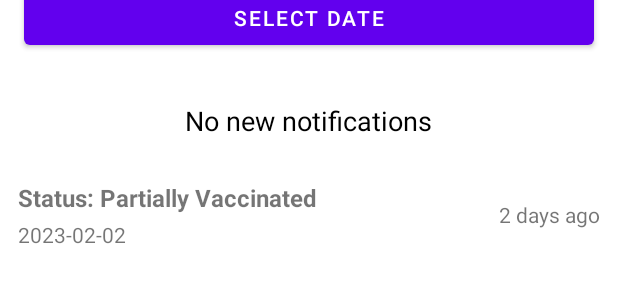
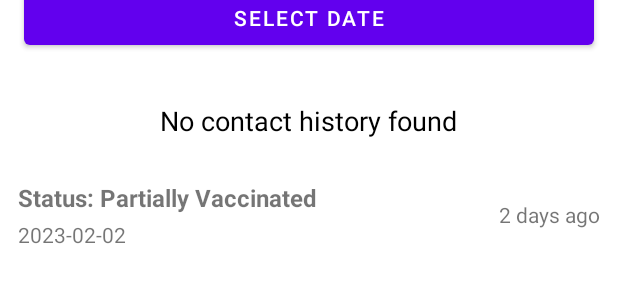
Before and after one commit to iamvinitk/covid-alert-android, an Android app: the layout fragment_home.xml on its own in the app's theme, with its tools: preview values and no code run, on a phone screen of 412 x 824 dp. Shown: the part 729-1020 px from the top of the screen. Run offline under Robolectric (Android 15) with nearby library versions, the phone set to English and light mode, and no system bars; plain views replace BarChart; network calls fail.

Commit message:
minor changes

```diff
--- a/app/src/main/java/com/example/covidalert/Constants.java
+++ b/app/src/main/java/com/example/covidalert/Constants.java
@@ -1,5 +1,5 @@
 package com.example.covidalert;
 
 public class Constants {
-    public static final String BASE_URL = "https://a0fa-2a09-bac5-6214-1250-00-1d3-b.ngrok-free.app";
+    public static final String BASE_URL = "https://4e4f-2a09-bac5-6212-1232-00-1d0-2d.ngrok-free.app";
 }
--- a/app/src/main/res/layout/fragment_home.xml
+++ b/app/src/main/res/layout/fragment_home.xml
@@ -105,7 +105,7 @@
                 android:layout_gravity="center"
                 android:layout_marginTop="16dp"
                 android:layout_marginBottom="16dp"
-                android:text="No new notifications"
+                android:text="No contact history found"
                 android:textColor="@android:color/black"
                 android:textSize="18sp" />
 
```
Also changed, not shown: app/src/main/java/com/example/covidalert/BeaconService.java (+2 -5 lines).
